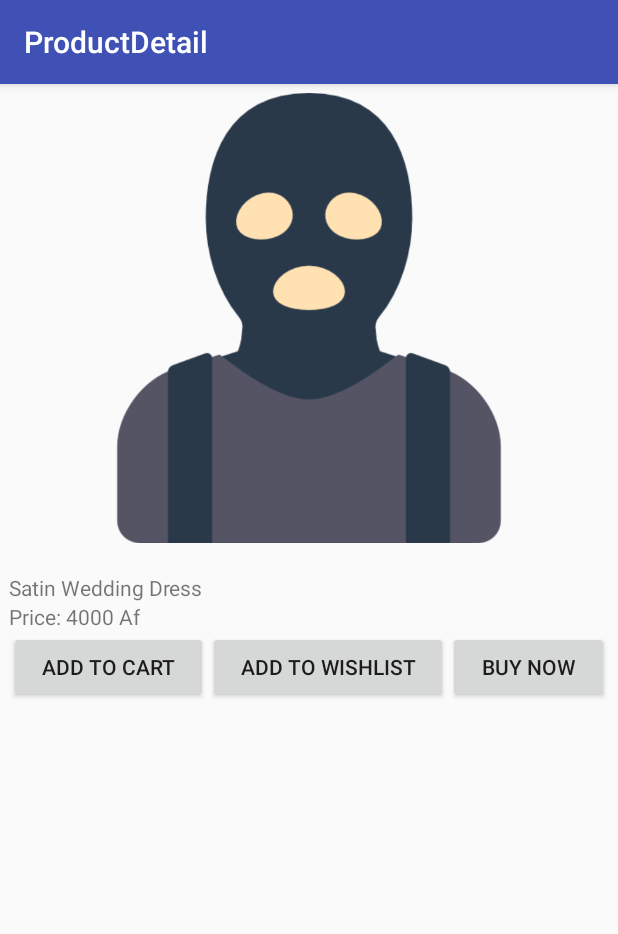
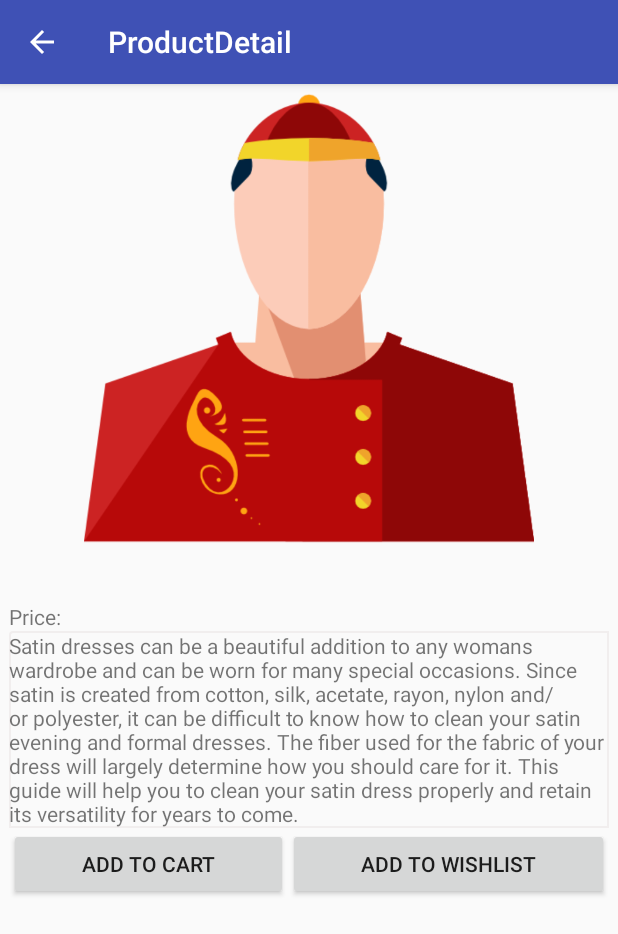
Before and after one commit to matiullah-karimi/Afghan-e-shopping, an Android app: the ProductDetail screen opened directly, with no data from a screen before it, on a phone screen of 412 x 824 dp. Shown: the top 934 px of the screen. Run offline under Robolectric (Android 15) with nearby library versions, the phone set to English and light mode, and no system bars; our stand-ins replace Picasso; libraries missing offline, so code that uses them is left out: com.cocosw.bottomsheet, com.kogitune.activity_transition; pictures from the network do not load; 1 statement that could not run was skipped.

Commit message:
back button, helper class, and dynamic contents added

```diff
--- a/app/src/main/java/com/matiullahkarimi/onlineshopping/ProductClient.java
+++ b/app/src/main/java/com/matiullahkarimi/onlineshopping/ProductClient.java
@@ -12,7 +12,7 @@ import java.util.HashMap;
  * Created by Matiullah Karimi on 10/14/2016.
  */
 public class ProductClient {
-    private static final String API_BASE_URL = "http://192.168.100.100:8080/api/teacher";
+    private static final String API_BASE_URL = "http://172.30.10.165:8080/api/teacher";
     private AsyncHttpClient client;
 
     public ProductClient() {
--- a/app/src/main/java/com/matiullahkarimi/onlineshopping/ProductDetail.java
+++ b/app/src/main/java/com/matiullahkarimi/onlineshopping/ProductDetail.java
@@ -4,12 +4,14 @@ import android.animation.ArgbEvaluator;
 import android.animation.ValueAnimator;
 import android.content.DialogInterface;
 import android.graphics.Color;
+import android.net.Uri;
 import android.os.Bundle;
 import android.support.design.widget.FloatingActionButton;
 import android.support.design.widget.Snackbar;
 import android.support.v7.app.AppCompatActivity;
 import android.support.v7.widget.Toolbar;
 import android.util.Log;
+import android.view.MenuItem;
 import android.view.View;
 import android.widget.Button;
 import android.widget.ImageView;
@@ -19,6 +21,7 @@ import android.widget.Toast;
 import com.cocosw.bottomsheet.BottomSheet;
 import com.kogitune.activity_transition.ActivityTransition;
 import com.kogitune.activity_transition.ExitActivityTransition;
+import com.squareup.picasso.Picasso;
 
 import java.util.ArrayList;
 
@@ -37,33 +40,37 @@ public class ProductDetail extends AppCompatActivity implements View.OnClickList
     protected void onCreate(Bundle savedInstanceState) {
         super.onCreate(savedInstanceState);
         setContentView(R.layout.activity_product_detail);
-        exitTransition = ActivityTransition.with(getIntent()).to(findViewById(R.id.dImage)).start(savedInstanceState);
+        exitTransition = ActivityTransition.with(getIntent()).to(findViewById(R.id.dParentLayout)).start(savedInstanceState);
         Toolbar toolbar = (Toolbar) findViewById(R.id.toolbar);
         setSupportActionBar(toolbar);
+
+        getSupportActionBar().setDisplayHomeAsUpEnabled(true);
+        getSupportActionBar().setDisplayShowHomeEnabled(true);
 
         // initializing views
         pImage = (ImageView) findViewById(R.id.dImage);
         pName = (TextView) findViewById(R.id.dName);
         pPrice = (TextView) findViewById(R.id.dPrice);
-        btnBuy = (Button) findViewById(R.id.btn_buy);
         btnAdd2Cart = (Button) findViewById(R.id.btn_cart);
         btnAdd2Wishlist = (Button) findViewById(R.id.btn_wish);
 
         // getting the select view position
-        int position = getIntent().getIntExtra("position", 0);
-        Log.d("poston", position+"");
-
+        String name = getIntent().getStringExtra("name");
+        String price = getIntent().getStringExtra("price");
+        String image = getIntent().getStringExtra("image");
         // setting values to views
        // pImage.setImageResource(dataList.get(position).getImage());
-        pName.setText(dataList.get(position).getName());
-        pPrice.setText(dataList.get(position).getPrice());
+        pName.setText(name);
+        pPrice.setText(price);
+        Picasso.with(ProductDetail.this).load(Uri.parse("http://172.30.10.165:8080/images/"+image)).error(R.drawable.avatar).into(pImage);
+
 
         // initial value of wish boolean
         wish = false;
         addToCart = false;
 
         // registering views to listeners
-        btnBuy.setOnClickListener(this);
+//        btnBuy.setOnClickListener(this);
         btnAdd2Cart.setOnClickListener(this);
         btnAdd2Wishlist.setOnClickListener(this);
     }
@@ -76,18 +83,18 @@ public class ProductDetail extends AppCompatActivity implements View.OnClickList
     public void onClick(View view) {
         int id = view.getId();
         switch (id){
-            case R.id.btn_buy:
-                new BottomSheet.Builder(ProductDetail.this).title("title").sheet(R.menu.menu).listener(new DialogInterface.OnClickListener() {
-                    @Override
-                    public void onClick(DialogInterface dialog, int which) {
-                        switch (which) {
-                            case R.id.help:
-                                Toast.makeText(ProductDetail.this, "help me", Toast.LENGTH_LONG).show();
-                                break;
-                        }
-                    }
-                }).show();
-                break;
+//            case R.id.btn_buy:
+//                new BottomSheet.Builder(ProductDetail.this).title("title").sheet(R.menu.menu).listener(new DialogInterface.OnClickListener() {
+//                    @Override
+//                    public void onClick(DialogInterface dialog, int which) {
+//                        switch (which) {
+//                            case R.id.help:
+//                                Toast.makeText(ProductDetail.this, "help me", Toast.LENGTH_LONG).show();
+//                                break;
+//                        }
+//                    }
+//                }).show();
+
             case R.id.btn_cart:
                 if (!addToCart){
                     addToCart = true;
@@ -110,4 +117,14 @@ public class ProductDetail extends AppCompatActivity implements View.OnClickList
         }
 
     }
+    public boolean onOptionsItemSelected(MenuItem item) {
+        switch (item.getItemId()) {
+            case android.R.id.home:
+                onBackPressed();
+
+                return true;
+            default:
+                return super.onOptionsItemSelected(item);
+        }
+    }
 }
--- a/app/src/main/java/com/matiullahkarimi/onlineshopping/RecyclerAdapter.java
+++ b/app/src/main/java/com/matiullahkarimi/onlineshopping/RecyclerAdapter.java
@@ -65,7 +65,7 @@ public class RecyclerAdapter extends RecyclerView.Adapter<RecyclerAdapter.MyView
 
         public void setData(Product current, int position) {
             this.name.setText(current.getName());
-            Picasso.with(context).load(Uri.parse("http://192.168.100.100:8080/api/teacher/public/images/"+current.getImage())).error(R.drawable.avatar).into(this.image);
+            Picasso.with(context).load(Uri.parse("http://172.30.10.165:8080/images/"+current.getImage())).error(R.drawable.avatar).into(this.image);
             Log.d("curren_image", current.getImage());
             this.price.setText(current.getPrice());
             this.position = position;
--- a/app/src/main/res/layout/content_main.xml
+++ b/app/src/main/res/layout/content_main.xml
@@ -22,8 +22,8 @@
             android:orientation="vertical">
             <TabWidget
                 android:id="@android:id/tabs"
-                android:layout_width="fill_parent"
-                android:layout_height="50dp"
+                android:layout_width="match_parent"
+                android:layout_height="wrap_content"
                 android:layout_alignParentBottom="true"></TabWidget>
             <FrameLayout
                 android:id="@android:id/tabcontent"
--- a/app/src/main/res/layout/content_product_detail.xml
+++ b/app/src/main/res/layout/content_product_detail.xml
@@ -4,6 +4,7 @@
     xmlns:tools="http://schemas.android.com/tools"
     android:layout_width="match_parent"
     android:layout_height="match_parent"
+    android:id="@+id/dParentLayout"
     android:paddingBottom="@dimen/activity_vertical_margin"
     android:paddingLeft="@dimen/activity_horizontal_margin"
     android:paddingRight="@dimen/activity_horizontal_margin"
@@ -13,6 +14,13 @@
     tools:context="com.matiullahkarimi.onlineshopping.ProductDetail"
     tools:showIn="@layout/activity_product_detail">
 
+    <ScrollView
+        android:layout_width="match_parent"
+        android:layout_height="wrap_content">
+        <LinearLayout
+            android:layout_width="match_parent"
+            android:layout_height="wrap_content"
+            android:orientation="vertical">
             <ImageView
                 android:layout_width="match_parent"
                 android:id="@+id/dImage"
@@ -42,11 +50,19 @@
                     android:text="4000 Af"/>
             </LinearLayout>
 
+            <TextView
+                android:layout_width="match_parent"
+                android:layout_height="wrap_content"
+                android:id="@+id/dDescription"
+                android:text="@string/desc"
+                android:background="@drawable/border"/>
+
             <LinearLayout
                 android:layout_width="match_parent"
                 android:layout_height="wrap_content"
                 android:orientation="horizontal"
-        android:weightSum="3">
+                android:weightSum="2"
+                android:layout_alignParentBottom="true">
                 <Button
                     android:layout_width="wrap_content"
                     android:layout_height="wrap_content"
@@ -59,15 +75,13 @@
                     android:text="Add to Wishlist"
                     android:id="@+id/btn_wish"
                     android:layout_weight="1"/>
-        <Button
-            android:layout_width="wrap_content"
-            android:layout_height="wrap_content"
-            android:text="Buy Now"
-            android:id="@+id/btn_buy"
-            android:layout_weight="1"/>
+
+            </LinearLayout>
         </LinearLayout>
 
 
 
 
+    </ScrollView>
+
 </LinearLayout>
--- a/app/src/main/res/values/strings.xml
+++ b/app/src/main/res/values/strings.xml
@@ -24,4 +24,10 @@
     <string name="title_activity_product_categories">ProductCategories</string>
     <string name="title_activity_register">Register</string>
     <string name="title_activity_about">About</string>
+    <string name="desc">Satin dresses can be a beautiful addition to any womans
+        wardrobe and can be worn for many special occasions. Since satin is created from cotton,
+        silk, acetate, rayon, nylon and/or polyester, it can be difficult to know how to clean your
+        satin evening and formal dresses. The fiber used for the fabric of your dress will largely
+        determine how you should care for it.
+        This guide will help you to clean your satin dress properly and retain its versatility for years to come.</string>
 </resources>
```
Also changed, not shown: app/src/main/java/com/matiullahkarimi/onlineshopping/About.java (+15 -0 lines), app/src/main/java/com/matiullahkarimi/onlineshopping/Account.java (+16 -0 lines), app/src/main/java/com/matiullahkarimi/onlineshopping/Helper.java (added, +39 -0 lines), app/src/main/java/com/matiullahkarimi/onlineshopping/Login.java (+14 -0 lines), app/src/main/java/com/matiullahkarimi/onlineshopping/MainActivity.java (+31 -17 lines). Lines whose indentation alone changed are shown as unchanged.
